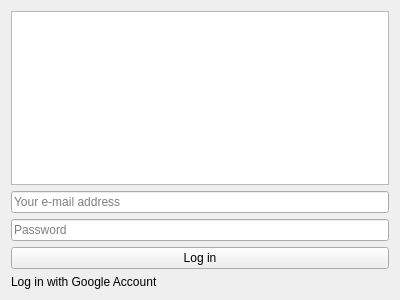
Old version of the form src/ui/linux/TogglDesktop/loginwidget.ui in the repository toggl-open-source/toggldesktop.
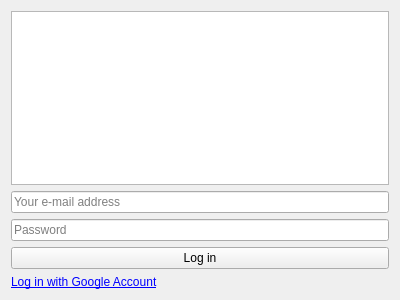
New version of the form.

Commit message: Login with Google account (linux)

The edit to the form file:
```diff
--- a/src/ui/linux/TogglDesktop/loginwidget.ui
+++ b/src/ui/linux/TogglDesktop/loginwidget.ui
@@ -53,7 +53,7 @@
    <item>
     <widget class="QLabel" name="googleLogin">
      <property name="text">
-      <string>&lt;a href=&quot;&quot;&gt;Log in with Google Account&lt;/a&gt;</string>
+      <string>&lt;a href=&quot;#google_login&quot;&gt;Log in with Google Account&lt;/a&gt;</string>
      </property>
      <property name="textFormat">
       <enum>Qt::RichText</enum>
```
The commit also changes 7 other files.
